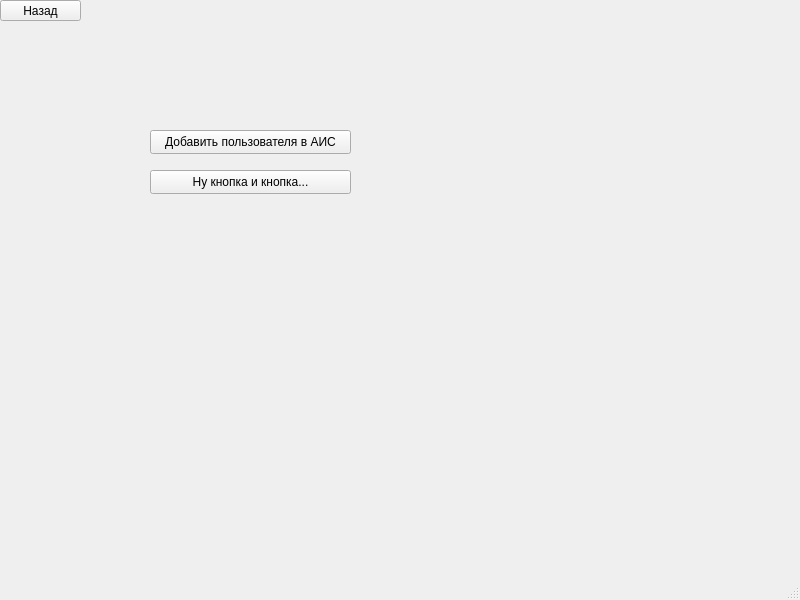
This is empldirector.ui in migeliusIV/DB as Qt 5 draws it before an edit. The edited form follows.
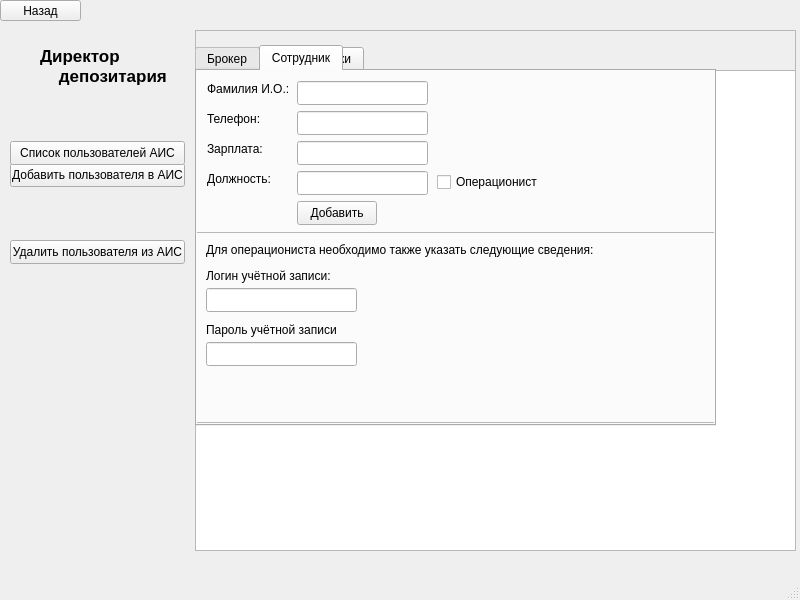
This is the edited form.

Diff of the .ui file:
```diff
--- a/empldirector.ui
+++ b/empldirector.ui
@@ -14,12 +14,12 @@
    <string>MainWindow</string>
   </property>
   <widget class="QWidget" name="centralwidget">
-   <widget class="QPushButton" name="pushButton">
+   <widget class="QPushButton" name="btnAppendUser">
     <property name="geometry">
      <rect>
-      <x>150</x>
-      <y>130</y>
-      <width>201</width>
+      <x>10</x>
+      <y>163</y>
+      <width>175</width>
       <height>24</height>
      </rect>
     </property>
@@ -30,14 +30,14 @@
    <widget class="QPushButton" name="pushButton_2">
     <property name="geometry">
      <rect>
-      <x>150</x>
-      <y>170</y>
-      <width>201</width>
+      <x>10</x>
+      <y>141</y>
+      <width>175</width>
       <height>24</height>
      </rect>
     </property>
     <property name="text">
-     <string>Ну кнопка и кнопка...</string>
+     <string>Список пользователей АИС</string>
     </property>
    </widget>
    <widget class="QPushButton" name="btnBack">
@@ -53,6 +53,412 @@
      <string>Назад</string>
     </property>
    </widget>
+   <widget class="QLabel" name="label">
+    <property name="geometry">
+     <rect>
+      <x>40</x>
+      <y>40</y>
+      <width>141</width>
+      <height>51</height>
+     </rect>
+    </property>
+    <property name="font">
+     <font>
+      <pointsize>13</pointsize>
+      <bold>true</bold>
+     </font>
+    </property>
+    <property name="text">
+     <string>Директор 
+    депозитария</string>
+    </property>
+   </widget>
+   <widget class="QFrame" name="frmOutput">
+    <property name="geometry">
+     <rect>
+      <x>195</x>
+      <y>30</y>
+      <width>601</width>
+      <height>521</height>
+     </rect>
+    </property>
+    <property name="frameShape">
+     <enum>QFrame::Shape::StyledPanel</enum>
+    </property>
+    <property name="frameShadow">
+     <enum>QFrame::Shadow::Raised</enum>
+    </property>
+    <widget class="QTableWidget" name="tblOutput">
+     <property name="geometry">
+      <rect>
+       <x>0</x>
+       <y>40</y>
+       <width>601</width>
+       <height>481</height>
+      </rect>
+     </property>
+    </widget>
+    <widget class="QPushButton" name="btnDepsBrokers">
+     <property name="geometry">
+      <rect>
+       <x>0</x>
+       <y>17</y>
+       <width>80</width>
+       <height>24</height>
+      </rect>
+     </property>
+     <property name="text">
+      <string>Брокеры</string>
+     </property>
+    </widget>
+    <widget class="QPushButton" name="btnDepsOpers">
+     <property name="geometry">
+      <rect>
+       <x>78</x>
+       <y>17</y>
+       <width>91</width>
+       <height>24</height>
+      </rect>
+     </property>
+     <property name="text">
+      <string>Сотрудники</string>
+     </property>
+    </widget>
+   </widget>
+   <widget class="QPushButton" name="pushButton">
+    <property name="geometry">
+     <rect>
+      <x>10</x>
+      <y>240</y>
+      <width>175</width>
+      <height>24</height>
+     </rect>
+    </property>
+    <property name="text">
+     <string>Удалить пользователя из АИС</string>
+    </property>
+   </widget>
+   <widget class="QTabWidget" name="tabUserAppend">
+    <property name="geometry">
+     <rect>
+      <x>195</x>
+      <y>45</y>
+      <width>521</width>
+      <height>381</height>
+     </rect>
+    </property>
+    <property name="currentIndex">
+     <number>1</number>
+    </property>
+    <widget class="QWidget" name="tbBroker">
+     <attribute name="title">
+      <string>Брокер</string>
+     </attribute>
+     <widget class="QPushButton" name="btnAppendBroker">
+      <property name="geometry">
+       <rect>
+        <x>70</x>
+        <y>130</y>
+        <width>80</width>
+        <height>24</height>
+       </rect>
+      </property>
+      <property name="text">
+       <string>Добавить</string>
+      </property>
+     </widget>
+     <widget class="QLabel" name="label_2">
+      <property name="geometry">
+       <rect>
+        <x>10</x>
+        <y>10</y>
+        <width>49</width>
+        <height>16</height>
+       </rect>
+      </property>
+      <property name="text">
+       <string>ИНН:</string>
+      </property>
+     </widget>
+     <widget class="QLabel" name="label_3">
+      <property name="geometry">
+       <rect>
+        <x>10</x>
+        <y>40</y>
+        <width>61</width>
+        <height>16</height>
+       </rect>
+      </property>
+      <property name="text">
+       <string>Название:</string>
+      </property>
+     </widget>
+     <widget class="QLineEdit" name="lineEdit">
+      <property name="geometry">
+       <rect>
+        <x>70</x>
+        <y>10</y>
+        <width>131</width>
+        <height>24</height>
+       </rect>
+      </property>
+     </widget>
+     <widget class="QLineEdit" name="lineEdit_2">
+      <property name="geometry">
+       <rect>
+        <x>70</x>
+        <y>40</y>
+        <width>131</width>
+        <height>24</height>
+       </rect>
+      </property>
+     </widget>
+     <widget class="QLabel" name="label_4">
+      <property name="geometry">
+       <rect>
+        <x>10</x>
+        <y>70</y>
+        <width>49</width>
+        <height>16</height>
+       </rect>
+      </property>
+      <property name="text">
+       <string>Логин:</string>
+      </property>
+     </widget>
+     <widget class="QLineEdit" name="lineEdit_3">
+      <property name="geometry">
+       <rect>
+        <x>70</x>
+        <y>70</y>
+        <width>131</width>
+        <height>24</height>
+       </rect>
+      </property>
+     </widget>
+     <widget class="QLabel" name="label_5">
+      <property name="geometry">
+       <rect>
+        <x>10</x>
+        <y>100</y>
+        <width>49</width>
+        <height>16</height>
+       </rect>
+      </property>
+      <property name="text">
+       <string>Пароль:</string>
+      </property>
+     </widget>
+     <widget class="QLineEdit" name="lineEdit_4">
+      <property name="geometry">
+       <rect>
+        <x>70</x>
+        <y>100</y>
+        <width>131</width>
+        <height>24</height>
+       </rect>
+      </property>
+     </widget>
+    </widget>
+    <widget class="QWidget" name="tbEmployee">
+     <attribute name="title">
+      <string>Сотрудник</string>
+     </attribute>
+     <widget class="QLabel" name="label_6">
+      <property name="geometry">
+       <rect>
+        <x>10</x>
+        <y>100</y>
+        <width>71</width>
+        <height>16</height>
+       </rect>
+      </property>
+      <property name="text">
+       <string>Должность:</string>
+      </property>
+     </widget>
+     <widget class="QLabel" name="label_7">
+      <property name="geometry">
+       <rect>
+        <x>10</x>
+        <y>10</y>
+        <width>81</width>
+        <height>16</height>
+       </rect>
+      </property>
+      <property name="text">
+       <string>Фамилия И.О.:</string>
+      </property>
+     </widget>
+     <widget class="QLineEdit" name="edtFIO">
+      <property name="geometry">
+       <rect>
+        <x>100</x>
+        <y>10</y>
+        <width>131</width>
+        <height>24</height>
+       </rect>
+      </property>
+     </widget>
+     <widget class="QLabel" name="label_8">
+      <property name="geometry">
+       <rect>
+        <x>10</x>
+        <y>40</y>
+        <width>61</width>
+        <height>16</height>
+       </rect>
+      </property>
+      <property name="text">
+       <string>Телефон:</string>
+      </property>
+     </widget>
+     <widget class="QLineEdit" name="edtPost">
+      <property name="geometry">
+       <rect>
+        <x>100</x>
+        <y>100</y>
+        <width>131</width>
+        <height>24</height>
+       </rect>
+      </property>
+     </widget>
+     <widget class="QLineEdit" name="edtPhone">
+      <property name="geometry">
+       <rect>
+        <x>100</x>
+        <y>40</y>
+        <width>131</width>
+        <height>24</height>
+       </rect>
+      </property>
+     </widget>
+     <widget class="QLabel" name="label_9">
+      <property name="geometry">
+       <rect>
+        <x>10</x>
+        <y>70</y>
+        <width>61</width>
+        <height>16</height>
+       </rect>
+      </property>
+      <property name="text">
+       <string>Зарплата:</string>
+      </property>
+     </widget>
+     <widget class="QLineEdit" name="edtSalary">
+      <property name="geometry">
+       <rect>
+        <x>100</x>
+        <y>70</y>
+        <width>131</width>
+        <height>24</height>
+       </rect>
+      </property>
+     </widget>
+     <widget class="QPushButton" name="btnAppendEmployee">
+      <property name="geometry">
+       <rect>
+        <x>100</x>
+        <y>130</y>
+        <width>80</width>
+        <height>24</height>
+       </rect>
+      </property>
+      <property name="text">
+       <string>Добавить</string>
+      </property>
+     </widget>
+     <widget class="QCheckBox" name="chkOperator">
+      <property name="geometry">
+       <rect>
+        <x>240</x>
+        <y>100</y>
+        <width>111</width>
+        <height>22</height>
+       </rect>
+      </property>
+      <property name="text">
+       <string>Операционист</string>
+      </property>
+     </widget>
+     <widget class="QFrame" name="frmAppendix">
+      <property name="geometry">
+       <rect>
+        <x>-1</x>
+        <y>161</y>
+        <width>521</width>
+        <height>191</height>
+       </rect>
+      </property>
+      <property name="frameShape">
+       <enum>QFrame::Shape::StyledPanel</enum>
+      </property>
+      <property name="frameShadow">
+       <enum>QFrame::Shadow::Raised</enum>
+      </property>
+      <widget class="QLabel" name="lblInfo">
+       <property name="geometry">
+        <rect>
+         <x>10</x>
+         <y>10</y>
+         <width>391</width>
+         <height>16</height>
+        </rect>
+       </property>
+       <property name="text">
+        <string>Для операциониста необходимо также указать следующие сведения:</string>
+       </property>
+      </widget>
+      <widget class="QLabel" name="label_10">
+       <property name="geometry">
+        <rect>
+         <x>10</x>
+         <y>36</y>
+         <width>131</width>
+         <height>16</height>
+        </rect>
+       </property>
+       <property name="text">
+        <string>Логин учётной записи:</string>
+       </property>
+      </widget>
+      <widget class="QLabel" name="label_11">
+       <property name="geometry">
+        <rect>
+         <x>10</x>
+         <y>90</y>
+         <width>131</width>
+         <height>16</height>
+        </rect>
+       </property>
+       <property name="text">
+        <string>Пароль учётной записи:</string>
+       </property>
+      </widget>
+      <widget class="QLineEdit" name="edtLogin">
+       <property name="geometry">
+        <rect>
+         <x>10</x>
+         <y>56</y>
+         <width>151</width>
+         <height>24</height>
+        </rect>
+       </property>
+      </widget>
+      <widget class="QLineEdit" name="edtPassword">
+       <property name="geometry">
+        <rect>
+         <x>10</x>
+         <y>110</y>
+         <width>151</width>
+         <height>24</height>
+        </rect>
+       </property>
+      </widget>
+     </widget>
+    </widget>
+   </widget>
   </widget>
   <widget class="QMenuBar" name="menubar">
    <property name="geometry">
```
Left out of the diff: 2 changed lines with no effect on the pictures.
